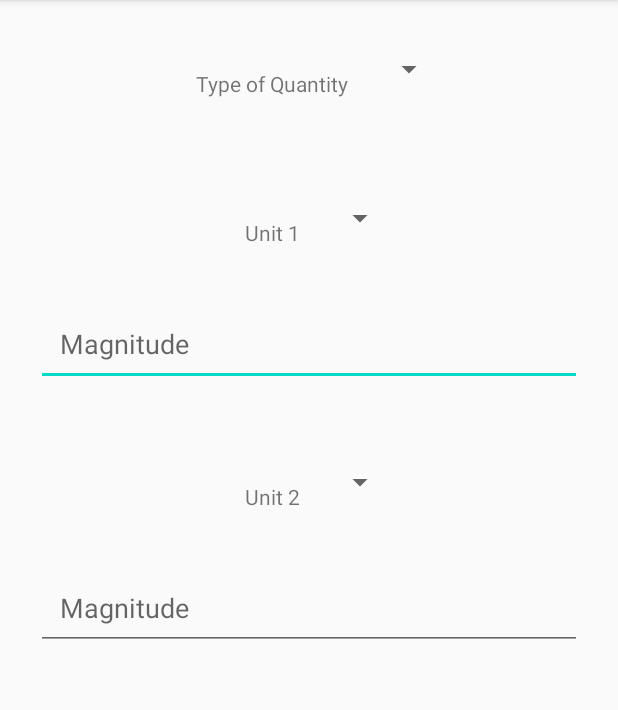
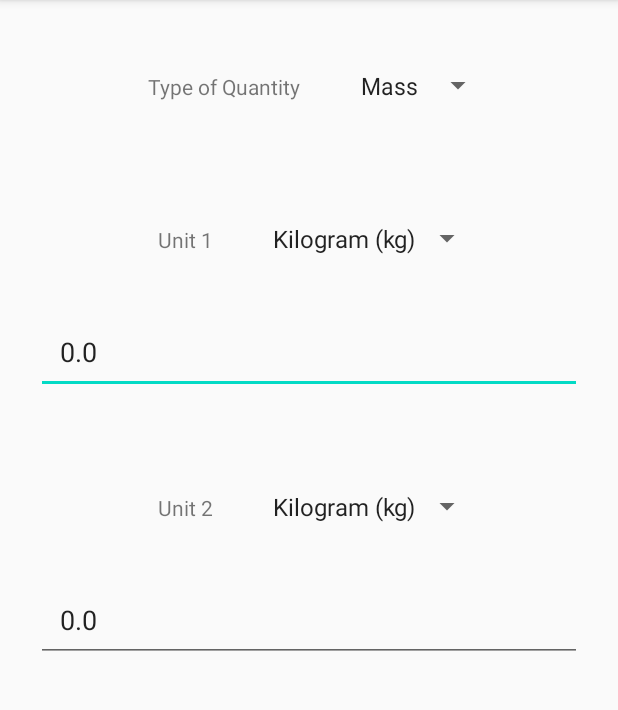
Before and after one commit to nvishal1510/UnitConverter, an Android app: the screen it shows after launch (MainActivity), on a phone screen of 412 x 824 dp, the part 84-794 px from its top. Run offline under Robolectric (Android 15) with nearby library versions, the phone set to English and light mode, and no system bars; 1 statement that could not run was skipped.

Commit message:
Added crude version of the app (not working)

```diff
--- /dev/null
+++ b/app/src/main/java/com/example/quantity/Mass.java
@@ -0,0 +1,75 @@
+package com.example.quantity;
+
+import android.widget.Spinner;
+
+public class Mass extends Quantity
+{
+    public Mass (double normalizedMagnitude)
+    {
+        super(normalizedMagnitude);
+    }
+
+    public Mass ()
+    {
+        super(0);
+    }
+
+    public Mass (double magnitude, Unit unit) throws InstantiationError
+    {
+        super(magnitude, unit);
+        if (!(unit instanceof Units))
+            throw new InstantiationError("Mass object cannot be instantiated for non mass units");
+    }
+
+    @Override
+    public double getMagnitude (Unit unit) throws NoSuchMethodError
+    {
+        if (!(unit instanceof Units))
+            throw new NoSuchMethodError("Mass quantity cannot be converted to unit of other " +
+                    "quantity");
+        return super.getMagnitude(unit);
+    }
+
+    @Override
+    public void setMagnitude (double magnitude, Unit unit) throws NoSuchMethodError
+    {
+        super.setMagnitude(magnitude, unit);
+    }
+
+    @Override
+    public void populateSpinner (Spinner spinner)
+    {
+        super.populateSpinner(spinner, Units.values());
+    }
+
+
+    public enum Units implements Unit
+    {
+        KILOGRAM(1, "Kilogram (kg)"),
+        GRAM(1e-3, "Gram (g)"),
+        MILLIGRAM(1e-6, "Milligram(mg)");
+
+        /**
+         * Normalization factor times magnitude gives the normalized value i.e, terms of SI units
+         */
+        private final double normalizationFactor;
+        private final String friendlyName;
+
+        Units (double normalizationFactor, String friendlyName)
+        {
+            this.normalizationFactor = normalizationFactor;
+            this.friendlyName = friendlyName;
+        }
+
+        public double getNormalizationFactor ()
+        {
+            return normalizationFactor;
+        }
+
+        @Override
+        public String toString ()
+        {
+            return friendlyName;
+        }
+    }
+}
--- a/app/src/main/java/com/example/quantity/Quantity.java
+++ b/app/src/main/java/com/example/quantity/Quantity.java
@@ -1,4 +1,8 @@
 package com.example.quantity;
+
+import android.text.TextWatcher;
+import android.widget.ArrayAdapter;
+import android.widget.Spinner;
 
 public abstract class Quantity
 {
@@ -29,6 +33,11 @@ public abstract class Quantity
         return normalizedMagnitude;
     }
 
+    public void setNormalizedMagnitude (double normalizedMagnitude)
+    {
+        this.normalizedMagnitude = normalizedMagnitude;
+    }
+
     /**
      * Returns the magnitude of the quantity in given unit
      */
@@ -36,4 +45,21 @@ public abstract class Quantity
     {
         return getNormalizedMagnitude() / unit.getNormalizationFactor();
     }
+
+    /**
+     * Set magnitude of the Quantity using Unit unit
+     */
+    public void setMagnitude (double magnitude, Unit unit)
+    {
+        this.normalizedMagnitude = magnitude * unit.getNormalizationFactor();
+    }
+
+    public abstract void populateSpinner (Spinner spinner);
+
+    public void populateSpinner( Spinner spinner, Unit[] values){
+        ArrayAdapter<Unit> unitsArrayAdapter = new ArrayAdapter<>(spinner.getContext(),
+                android.R.layout.simple_spinner_item, values);
+        spinner.setAdapter(unitsArrayAdapter);
+    }
+
 }
--- a/app/src/main/java/com/example/quantity/Unit.java
+++ b/app/src/main/java/com/example/quantity/Unit.java
@@ -7,5 +7,5 @@ public interface Unit
      *
      * @return the normalizationFactor
      */
-    public double getNormalizationFactor ();
+    double getNormalizationFactor ();
 }
--- a/app/src/main/java/com/example/unitconverter/MainActivity.java
+++ b/app/src/main/java/com/example/unitconverter/MainActivity.java
@@ -1,16 +1,175 @@
 package com.example.unitconverter;
+
+import android.os.Bundle;
+import android.text.Editable;
+import android.text.TextWatcher;
+import android.view.View;
+import android.widget.AdapterView;
+import android.widget.ArrayAdapter;
+import android.widget.EditText;
+import android.widget.Spinner;
 
 import androidx.appcompat.app.AppCompatActivity;
 
-import android.os.Bundle;
+import com.example.quantity.Length;
+import com.example.quantity.Mass;
+import com.example.quantity.Quantity;
+import com.example.quantity.Unit;
+
+import java.util.ArrayList;
+import java.util.HashMap;
+import java.util.Map;
+
 
 public class MainActivity extends AppCompatActivity
 {
+    private static final Map<String, Quantity> quantityMap = new HashMap<>();
+
+    static
+    {
+        quantityMap.put("Length", new Length());
+        quantityMap.put("Mass", new Mass());
+    }
+
+    private Spinner quantityType;
+    private Spinner unit1Type;
+    private Spinner unit2Type;
+    private EditText unit1Magnitude;
+    private EditText unit2Magnitude;
+
+    private Quantity focusedQuantity;
+    private Unit focusedUnit1;
+    private Unit focusedUnit2;
+
 
     @Override
     protected void onCreate (Bundle savedInstanceState)
     {
         super.onCreate(savedInstanceState);
         setContentView(R.layout.activity_main);
+
+        populateQuantityTypeSpinner();
+
+        unit1Type = findViewById(R.id.unit1Spinner);
+        unit2Type = findViewById(R.id.unit2Spinner);
+
+        unit1Type.setOnItemSelectedListener(new AdapterView.OnItemSelectedListener()
+        {
+
+            @Override
+            public void onItemSelected (AdapterView<?> parent, View view, int position, long id)
+            {
+                focusedUnit1 = (Unit) parent.getItemAtPosition(position);
+                double magnitude = Double.parseDouble(unit1Magnitude.getText().toString());
+                focusedQuantity.setMagnitude(magnitude, focusedUnit1);
+                double otherUnitMagnitude = focusedQuantity.getMagnitude((Unit) focusedUnit2);
+                unit2Magnitude.setText(Double.toString(otherUnitMagnitude));
+            }
+
+            @Override
+            public void onNothingSelected (AdapterView<?> parent)
+            {
+
+            }
+        });
+
+        unit2Type.setOnItemSelectedListener(new AdapterView.OnItemSelectedListener()
+        {
+
+            @Override
+            public void onItemSelected (AdapterView<?> parent, View view, int position, long id)
+            {
+                focusedUnit2 = (Unit) parent.getItemAtPosition(position);
+                double magnitude = Double.parseDouble(unit2Magnitude.getText().toString());
+                focusedQuantity.setMagnitude(magnitude, focusedUnit2);
+                double otherUnitMagnitude = focusedQuantity.getMagnitude((Unit) focusedUnit1);
+                unit1Magnitude.setText(Double.toString(otherUnitMagnitude));
+            }
+
+            @Override
+            public void onNothingSelected (AdapterView<?> parent)
+            {
+
+            }
+        });
+
+
+        focusedQuantity = quantityMap.get(quantityType.getSelectedItem());
+        try
+        {
+            focusedQuantity.populateSpinner(unit1Type);
+            focusedUnit1 = (Unit) unit1Type.getSelectedItem();
+            focusedQuantity.populateSpinner(unit2Type);
+            focusedUnit2 = (Unit) unit2Type.getSelectedItem();
+        }
+        catch (NullPointerException ignored)
+        {
+        }
+
+
+        unit1Magnitude = findViewById(R.id.unit1Magnitude);
+        unit2Magnitude = findViewById(R.id.unit2Magnitude);
+
+        unit1Magnitude.addTextChangedListener(new TextWatcher()
+        {
+            @Override
+            public void beforeTextChanged (CharSequence s, int start, int count, int after)
+            {
+
+            }
+
+            @Override
+            public void onTextChanged (CharSequence s, int start, int before, int count)
+            {
+                double magnitude = Double.parseDouble(unit1Magnitude.getText().toString());
+                focusedQuantity.setMagnitude(magnitude, focusedUnit1);
+                double otherUnitMagnitude = focusedQuantity.getMagnitude((Unit) focusedUnit2);
+                unit2Magnitude.setText(Double.toString(otherUnitMagnitude));
+            }
+
+            @Override
+            public void afterTextChanged (Editable s)
+            {
+
+            }
+        });
+
+        unit2Magnitude.addTextChangedListener(new TextWatcher()
+        {
+            @Override
+            public void beforeTextChanged (CharSequence s, int start, int count, int after)
+            {
+
+            }
+
+            @Override
+            public void onTextChanged (CharSequence s, int start, int before, int count)
+            {
+                double magnitude = Double.parseDouble(unit2Magnitude.getText().toString());
+                focusedQuantity.setMagnitude(magnitude, focusedUnit2);
+                double otherUnitMagnitude = focusedQuantity.getMagnitude((Unit) focusedUnit1);
+                unit1Magnitude.setText(Double.toString(otherUnitMagnitude));
+            }
+
+            @Override
+            public void afterTextChanged (Editable s)
+            {
+
+            }
+        });
+
+
     }
+
+
+    private void populateQuantityTypeSpinner ()
+    {
+        quantityType = findViewById(R.id.quantityTypeSpinner);
+        ArrayList<String> quantityList = new ArrayList<>(quantityMap.keySet());
+        ArrayAdapter<String> quantityTypeArrayAdapter = new ArrayAdapter<>(this,
+                android.R.layout.simple_spinner_item, quantityList);
+        quantityType.setAdapter(quantityTypeArrayAdapter);
+    }
+
+
 }
--- a/build.gradle
+++ b/build.gradle
@@ -8,7 +8,7 @@ buildscript {
 
     }
     dependencies {
-        classpath 'com.android.tools.build:gradle:3.6.1'
+        classpath 'com.android.tools.build:gradle:4.0.0'
 
 
         // NOTE: Do not place your application dependencies here; they belong
```
Also changed, not shown: app/src/main/java/com/example/quantity/Length.java (added, +84 -0 lines), app/src/main/java/com/example/quantity/length/Length.java (deleted, +0 -28 lines), app/src/main/java/com/example/quantity/length/LengthUnits.java (deleted, +0 -24 lines), app/src/main/java/com/example/quantity/mass/Mass.java (deleted, +0 -27 lines), app/src/main/java/com/example/quantity/mass/MassUnits.java (deleted, +0 -23 lines), app/src/main/res/values/strings.xml (+11 -11 lines), gradle/wrapper/gradle-wrapper.properties.
